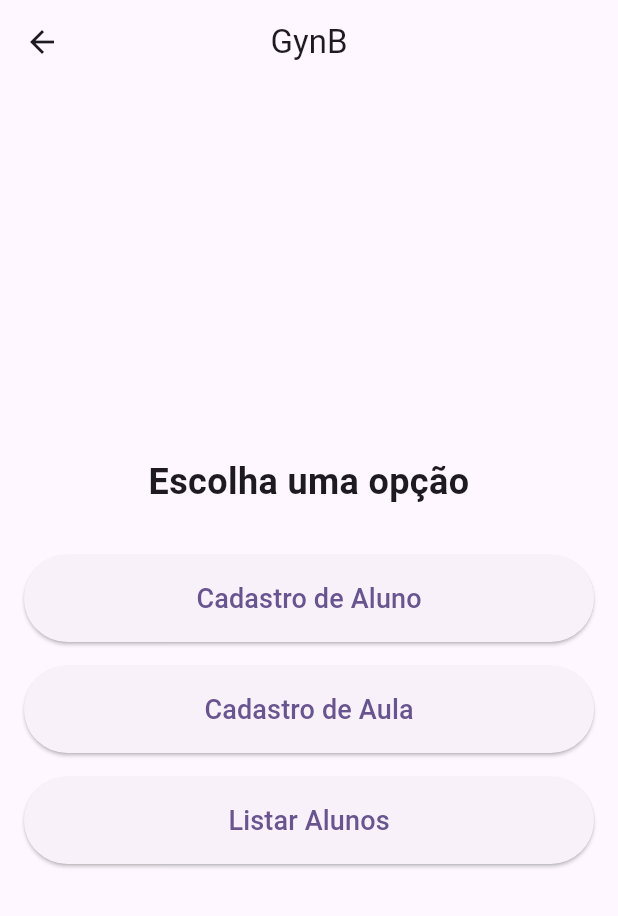
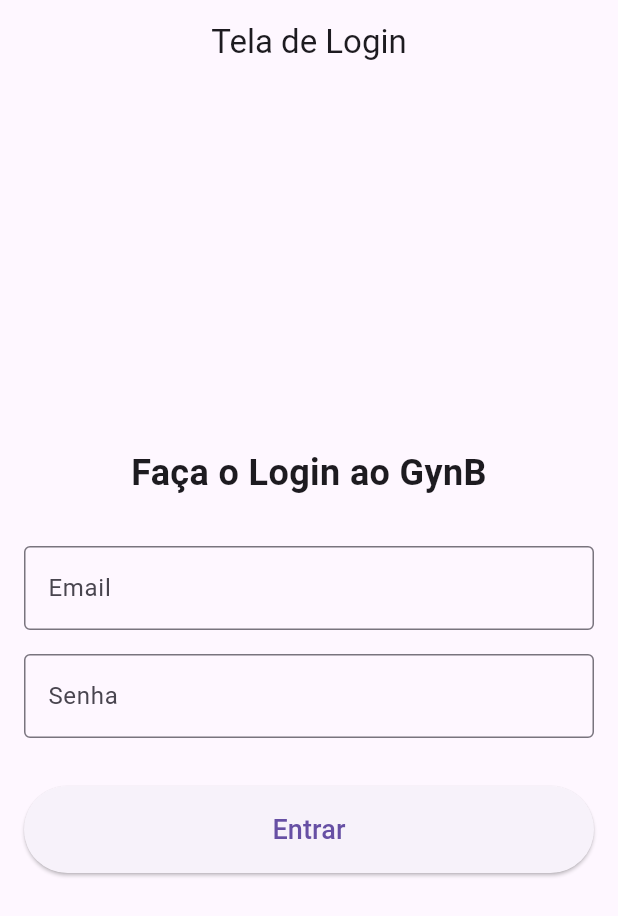
Before and after one commit to gondo50000/ProjetoGynB, a Flutter app: the screen it shows after launch, after a tap on "Login", on a phone screen of 412 x 824 dp. Shown: the top 916 px of the screen. Run offline on Flutter 3.47's test engine with Material 3 defaults, Android fonts, the phone set to English and light mode, and no system bars; our stand-ins replace sqflite, sqflite_common_ffi_web; missing offline and left inert: dart:ffi; accounts and stored records are empty.

Commit message:
Feito a incrementação da tela de Login

```diff
--- a/lib/app/widget/paginaHome.dart
+++ b/lib/app/widget/paginaHome.dart
@@ -26,7 +26,7 @@
               const SizedBox(height: 32),
               ElevatedButton(
                 onPressed: () {
-                  Navigator.pushNamed(context, 'inicio');
+                  Navigator.pushNamed(context, '/login');
                 },
                 style: ElevatedButton.styleFrom(
                   padding: const EdgeInsets.symmetric(vertical: 16),
--- a/lib/app/widget/paginaInicio.dart
+++ b/lib/app/widget/paginaInicio.dart
@@ -26,14 +26,13 @@
                 const SizedBox(height: 32),
                 ElevatedButton(
                 onPressed: () {
-                  // Redireciona para Cadastro de Aluno
-                  Navigator.pushNamed(context, 'CadastroAluno');
+                  Navigator.pushNamed(context, '/CadastroAluno');
                 },
                 style: ElevatedButton.styleFrom(
                   padding: const EdgeInsets.symmetric(vertical: 16),
                 ),
                 child: const Text(
-                  'Cadastro de Aluno',
+                  'Cadastro Aluno',
                   style: TextStyle(fontSize: 18),
                 ),
               ),
--- /dev/null
+++ b/lib/app/widget/paginaLogin.dart
@@ -0,0 +1,83 @@
+import 'package:flutter/material.dart';
+import 'package:projetogynb/app/widget/paginaInicio.dart'; // Ajuste conforme necessário
+
+class Login extends StatelessWidget {
+  const Login({Key? key}) : super(key: key);
+
+  @override
+  Widget build(BuildContext context) {
+    return MaterialApp(
+      debugShowCheckedModeBanner: false,
+      title: 'Login App',
+      theme: ThemeData(
+        primarySwatch: Colors.blue,
+      ),
+      home: const LoginScreen(),
+      routes: {
+        '/inicio': (context) =>  inicioPage(), // Substitua pela sua tela de inicio
+      },
+    );
+  }
+}
+
+class LoginScreen extends StatelessWidget {
+  const LoginScreen({Key? key}) : super(key: key);
+
+  @override
+  Widget build(BuildContext context) {
+    return Scaffold(
+      appBar: AppBar(
+        title: const Text('Tela de Login'),
+        centerTitle: true,
+      ),
+      body: Center(
+        child: Padding(
+          padding: const EdgeInsets.all(16.0),
+          child: Column(
+            mainAxisAlignment: MainAxisAlignment.center,
+            crossAxisAlignment: CrossAxisAlignment.stretch,
+            children: [
+              const Text(
+                'Faça o Login ao GynB',
+                textAlign: TextAlign.center,
+                style: TextStyle(
+                  fontSize: 24,
+                  fontWeight: FontWeight.bold,
+                ),
+              ),
+              const SizedBox(height: 32),
+              TextFormField(
+                decoration: const InputDecoration(
+                  labelText: 'Email',
+                  border: OutlineInputBorder(),
+                ),
+                keyboardType: TextInputType.emailAddress,
+              ),
+              const SizedBox(height: 16),
+              TextFormField(
+                decoration: const InputDecoration(
+                  labelText: 'Senha',
+                  border: OutlineInputBorder(),
+                ),
+                obscureText: true,
+              ),
+              const SizedBox(height: 32),
+              ElevatedButton(
+                onPressed: () {
+                  Navigator.pushNamed(context, '/inicio');
+                },
+                style: ElevatedButton.styleFrom(
+                  padding: const EdgeInsets.symmetric(vertical: 16),
+                ),
+                child: const Text(
+                  'Entrar',
+                  style: TextStyle(fontSize: 18),
+                ),
+              ),
+            ],
+          ),
+        ),
+      ),
+    );
+  }
+}
--- a/lib/main.dart
+++ b/lib/main.dart
@@ -1,8 +1,9 @@
 import 'package:flutter/material.dart';
 import 'package:flutter/widgets.dart';
-import 'package:projetogynb/app/widget/pageAluno/cadastroAluno.dart';
+import 'package:projetogynb/app/widget/pageAluno/CadastroAluno.dart';
 import 'app/widget/paginaHome.dart';
 import 'app/widget/paginaInicio.dart';
+import 'app/widget/paginaLogin.dart';
 
 void main() {
   runApp(const MyApp());
@@ -37,8 +38,9 @@
         ),
         routes: {
           '/': (build) => HomePage(),
-          'inicio': (build) => inicioPage(),
-          'CadastroAluno': (build) => Cadastroaluno(),
+          '/login': (build) => Login(),
+          '/inicio': (build) => inicioPage(),
+          '/CadastroAluno': (build) => CadastroAluno(),
         });
   }
 }
--- a/pubspec.yaml
+++ b/pubspec.yaml
@@ -31,12 +31,13 @@
     sdk: flutter
 
 
+
   # The following adds the Cupertino Icons font to your application.
   # Use with the CupertinoIcons class for iOS style icons.
   cupertino_icons: ^1.0.2
   sqflite: ^2.0.3+1
   sqflite_common_ffi: ^2.1.1+1
-  sqflite_common_ffi_web: 0.4.5+4
+  sqflite_common_ffi_web: 0.3.5+1
   path: ^1.8.1
   sqlite3: ^1.8.0
 
```
Also changed, not shown: lib/app/widget/pageAluno/cadastroAluno.dart (+20 -64 lines), pubspec.lock, 2 other files. Lines whose indentation alone changed are shown as unchanged.
